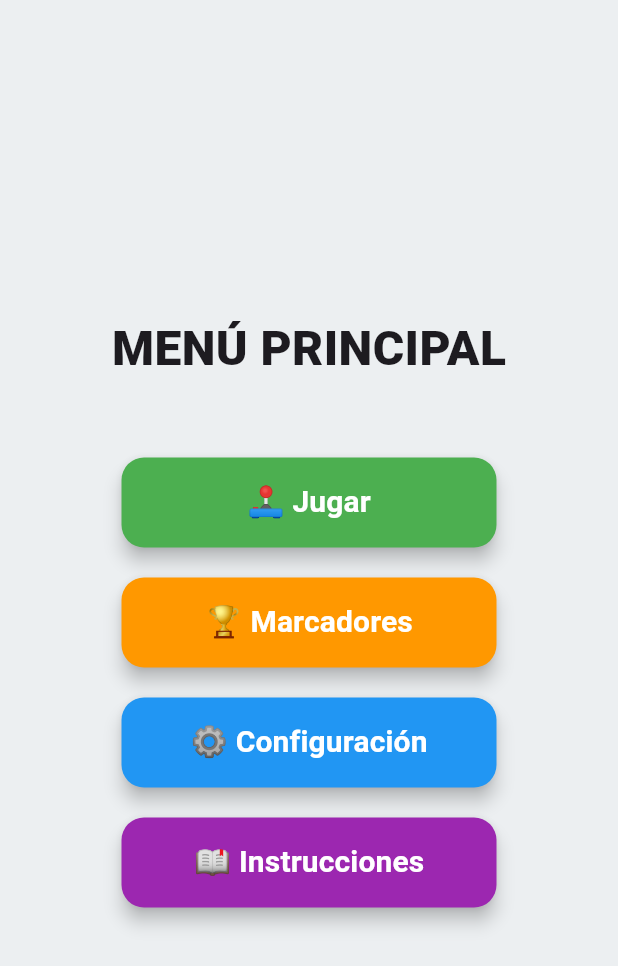
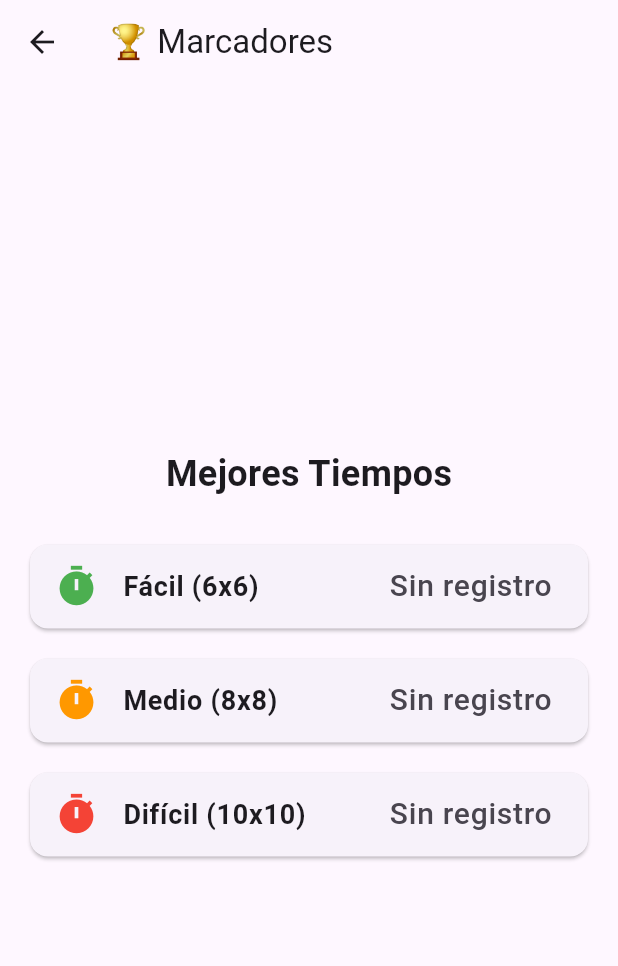
Before and after one commit to Carolinadib/Microproyecto-Sistemas-de-Informacion, a Flutter app: the screen it shows after launch, after a tap on "🏆 Marcadores", on a phone screen of 412 x 824 dp. Shown: the top 966 px of the screen. Run offline on Flutter 3.47's test engine with Material 3 defaults, Android fonts, the phone set to English and light mode, and no system bars; our stand-ins replace animate_do, shared_preferences.

Commit message:
feat: integracion final de pantallas, marcadores y correccion de errores

```diff
--- a/lib/main.dart
+++ b/lib/main.dart
@@ -1,7 +1,14 @@
 import 'package:flutter/material.dart';
+import 'package:flutter/services.dart'; // 1. Añadimos los servicios de Flutter
 import 'screens/splash_screen.dart';
 
 void main() {
+  // 2. Nos aseguramos de que Flutter esté inicializado antes de pedirle cambios al sistema
+  WidgetsFlutterBinding.ensureInitialized();
+
+  // 3. Apagamos el menú de clic derecho del navegador
+  BrowserContextMenu.disableContextMenu();
+
   runApp(const BuscaminasApp());
 }
 
--- a/lib/screens/main_menu_screen.dart
+++ b/lib/screens/main_menu_screen.dart
@@ -2,6 +2,8 @@ import 'package:flutter/material.dart';
 import 'package:animate_do/animate_do.dart';
 import 'game_screen.dart';
 import 'settings_screen.dart';
+import 'scores_screen.dart';
+import 'instructions_screen.dart';
 
 class MainMenuScreen extends StatelessWidget {
   const MainMenuScreen({super.key});
@@ -33,10 +35,12 @@ class MainMenuScreen extends StatelessWidget {
               }),
             ),
 
-            // Botón 2: Marcadores (Naranja) - Por ahora no hace nada
+            // Botón 2: Marcadores (Naranja)
             FadeInRight(
               delay: const Duration(milliseconds: 400),
-              child: _menuButton('🏆 Marcadores', Colors.orange, () {})
+              child: _menuButton('🏆 Marcadores', Colors.orange, () {
+                Navigator.push(context, MaterialPageRoute(builder: (context) => const ScoresScreen()));
+              })
             ),
 
             // Botón 3: Configuración (Azul)
@@ -50,10 +54,12 @@ class MainMenuScreen extends StatelessWidget {
               }),
             ),
 
-            // Botón 4: Instrucciones (Morado) - Por ahora no hace nada
+             // Botón 4: Instrucciones (Morado)
             FadeInRight(
               delay: const Duration(milliseconds: 800),
-              child: _menuButton('📖 Instrucciones', Colors.purple, () {})
+              child: _menuButton('📖 Instrucciones', Colors.purple, () {
+                Navigator.push(context, MaterialPageRoute(builder: (context) => const InstructionsScreen()));
+              })
             ),
           ],
         ),
--- /dev/null
+++ b/lib/screens/scores_screen.dart
@@ -0,0 +1,67 @@
+import 'package:flutter/material.dart';
+import 'package:shared_preferences/shared_preferences.dart';
+
+class ScoresScreen extends StatefulWidget {
+  const ScoresScreen({super.key});
+
+  @override
+  State<ScoresScreen> createState() => _ScoresScreenState();
+}
+
+class _ScoresScreenState extends State<ScoresScreen> {
+  int? bestTimeFacil;
+  int? bestTimeMedio;
+  int? bestTimeDificil;
+
+  @override
+  void initState() {
+    super.initState();
+    _loadScores();
+  }
+
+  Future<void> _loadScores() async {
+    final prefs = await SharedPreferences.getInstance();
+    setState(() {
+      bestTimeFacil = prefs.getInt('score_Fácil');
+      bestTimeMedio = prefs.getInt('score_Medio');
+      bestTimeDificil = prefs.getInt('score_Difícil');
+    });
+  }
+
+  String formatTime(int? seconds) {
+    if (seconds == null) return 'Sin registro';
+    int m = seconds ~/ 60;
+    int s = seconds % 60;
+    return '${m.toString().padLeft(2, '0')}:${s.toString().padLeft(2, '0')}';
+  }
+
+  @override
+  Widget build(BuildContext context) {
+    return Scaffold(
+      appBar: AppBar(title: const Text('🏆 Marcadores')),
+      body: Center(
+        child: Column(
+          mainAxisAlignment: MainAxisAlignment.center,
+          children: [
+            const Text('Mejores Tiempos', style: TextStyle(fontSize: 24, fontWeight: FontWeight.bold)),
+            const SizedBox(height: 20),
+            _scoreCard('Fácil (6x6)', bestTimeFacil, Colors.green),
+            _scoreCard('Medio (8x8)', bestTimeMedio, Colors.orange),
+            _scoreCard('Difícil (10x10)', bestTimeDificil, Colors.red),
+          ],
+        ),
+      ),
+    );
+  }
+
+  Widget _scoreCard(String title, int? time, Color color) {
+    return Card(
+      margin: const EdgeInsets.symmetric(horizontal: 20, vertical: 10),
+      child: ListTile(
+        leading: Icon(Icons.timer, color: color, size: 30),
+        title: Text(title, style: const TextStyle(fontWeight: FontWeight.bold, fontSize: 18)),
+        trailing: Text(formatTime(time), style: const TextStyle(fontSize: 20, fontWeight: FontWeight.w500)),
+      ),
+    );
+  }
+}
```
Also changed, not shown: lib/screens/game_screen.dart (+120 -87 lines), lib/screens/instructions_screen.dart (added, +33 -0 lines).
